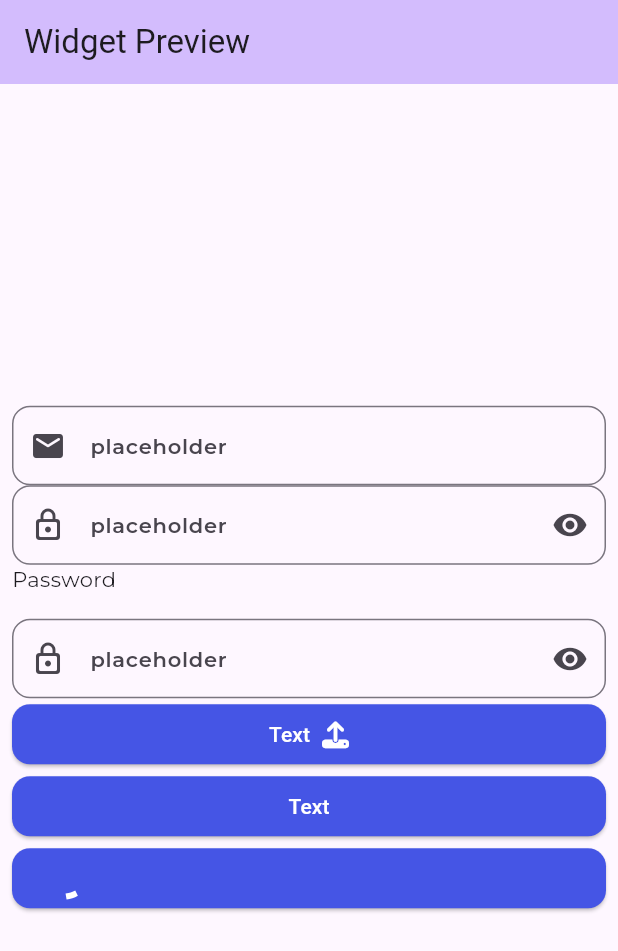
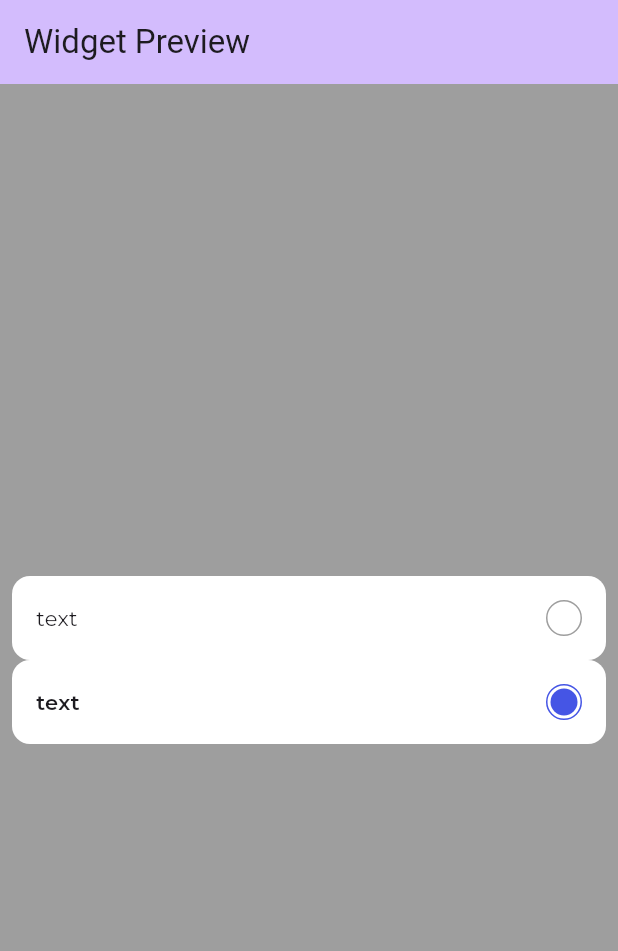
Before and after one commit to Mallvinorz/Proof-Master-App, a Flutter app: the screen it shows after launch, on a phone screen of 412 x 824 dp. Shown: the top 951 px of the screen. Run offline on Flutter 3.47's test engine with Material 3 defaults, Android fonts, the phone set to English and light mode, and no system bars; our stand-ins replace font_awesome_flutter, google_fonts.

Commit message:
add: search field and option item widget

```diff
--- a/lib/main.dart
+++ b/lib/main.dart
@@ -3,6 +3,8 @@
 import 'package:proofmaster/theme/text_theme.dart';
 import 'package:proofmaster/widgets/button.dart';
 import 'package:proofmaster/widgets/input.dart';
+import 'package:proofmaster/widgets/option_item.dart';
+import 'package:proofmaster/widgets/search_field.dart';
 
 void main() {
   runApp(const MyApp());
@@ -27,26 +29,17 @@
           child: Column(
             mainAxisAlignment: MainAxisAlignment.center,
             children: <Widget>[
-              Input(placeholder: "placeholder", inputType: InputType.email),
-              Input(placeholder: "placeholder", inputType: InputType.password),
-              Input(
-                placeholder: "placeholder",
-                inputType: InputType.password,
-                label: "Password",
+              OptionItem(
+                selected: false,
+                text: "text",
+                value: "value",
+                onSelected: (value) => print(value),
               ),
-              Button(
-                onTap: () {},
-                text: "Text",
-                suffixIcon: const Icon(
-                  FontAwesomeIcons.upload,
-                  color: Colors.white,
-                ),
-              ),
-              Button(onTap: () {}, text: "Text"),
-              Button(
-                onTap: () {},
-                text: "Text",
-                onProgress: true,
+              OptionItem(
+                selected: true,
+                text: "text",
+                value: true,
+                onSelected: (value) => print(value),
               ),
             ],
           ),
@@ -63,6 +56,7 @@
   @override
   Widget build(BuildContext context) {
     return Scaffold(
+      backgroundColor: Colors.grey,
       appBar: AppBar(
         backgroundColor: Theme.of(context).colorScheme.inversePrimary,
         title: Text("Widget Preview"),
--- /dev/null
+++ b/lib/widgets/option_item.dart
@@ -0,0 +1,68 @@
+import 'package:flutter/material.dart';
+import 'package:flutter/widgets.dart';
+import 'package:proofmaster/theme/color_theme.dart';
+import 'package:proofmaster/theme/text_theme.dart';
+import 'package:proofmaster/widgets/input.dart';
+
+class OptionItem<T> extends StatelessWidget {
+  final bool selected;
+  final String text;
+  final T value;
+  final Function(T) onSelected;
+  const OptionItem(
+      {super.key,
+      required this.selected,
+      required this.text,
+      required this.value,
+      required this.onSelected});
+
+  @override
+  Widget build(BuildContext context) {
+    return Material(
+      color: Colors.white,
+      borderRadius: BorderRadius.circular(12),
+      child: InkWell(
+        borderRadius: BorderRadius.circular(12),
+        onTap: () => onSelected(value),
+        child: Padding(
+          padding: const EdgeInsets.all(16.0),
+          child: Row(
+            mainAxisAlignment: MainAxisAlignment.spaceBetween,
+            children: [
+              Text(
+                text,
+                style: selected
+                    ? proofMasterTextTheme.bodyLarge
+                    : proofMasterTextTheme.bodyMedium,
+              ),
+              Container(
+                width: 24,
+                height: 24,
+                padding: const EdgeInsets.all(2),
+                decoration: BoxDecoration(
+                  border: Border.all(
+                      color: selected
+                          ? CustomColorTheme.colorPrimary
+                          : Colors.grey),
+                  shape: BoxShape.circle,
+                ),
+                child: selected
+                    ? Container(
+                        width: 24,
+                        height: 24,
+                        decoration: BoxDecoration(
+                          shape: BoxShape.circle,
+                          color: selected
+                              ? CustomColorTheme.colorPrimary
+                              : Colors.transparent,
+                        ),
+                      )
+                    : null,
+              )
+            ],
+          ),
+        ),
+      ),
+    );
+  }
+}
```
Also changed, not shown: lib/widgets/search_field.dart (added, +58 -0 lines).
